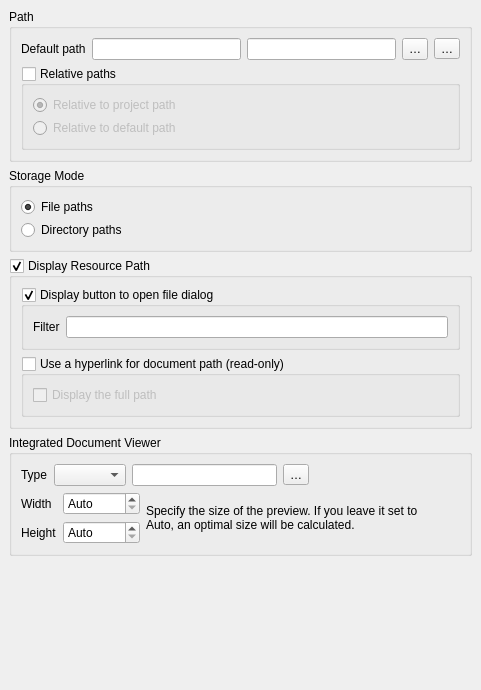
Before: the Qt Designer form src/ui/editorwidgets/qgsexternalresourceconfigdlg.ui in carsmie/QGIS, drawn with Qt 5.
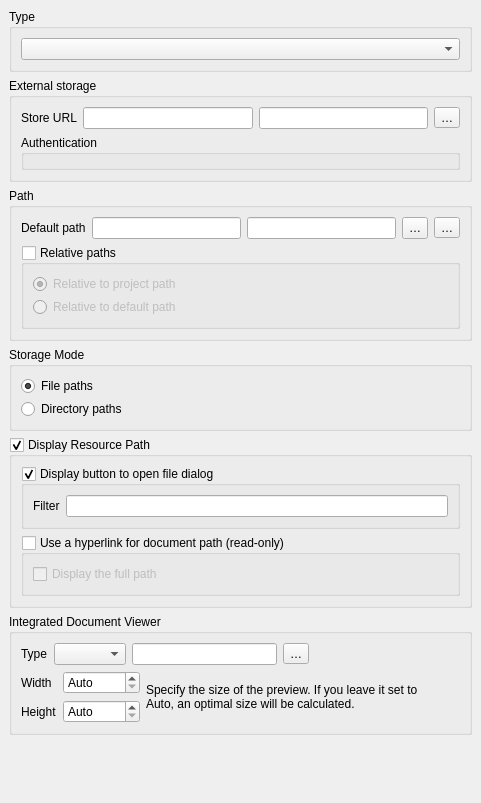
After: the same form once the commit is applied. Custom widgets are drawn as their Qt base class.

Commit message: [ExternalStorage] Add widget to configure/edit and visualize external storage

```diff
--- a/src/ui/editorwidgets/qgsexternalresourceconfigdlg.ui
+++ b/src/ui/editorwidgets/qgsexternalresourceconfigdlg.ui
@@ -8,7 +8,7 @@
     <x>0</x>
     <y>0</y>
     <width>481</width>
-    <height>690</height>
+    <height>803</height>
    </rect>
   </property>
   <property name="windowTitle">
@@ -46,11 +46,87 @@
        <rect>
         <x>0</x>
         <y>0</y>
-        <width>481</width>
-        <height>690</height>
+        <width>467</width>
+        <height>835</height>
        </rect>
       </property>
       <layout class="QVBoxLayout" name="verticalLayout_4">
+       <item>
+        <widget class="QGroupBox" name="groupBox_2">
+         <property name="title">
+          <string>Type</string>
+         </property>
+         <layout class="QVBoxLayout" name="verticalLayout_5">
+          <item>
+           <widget class="QComboBox" name="mStorageType"/>
+          </item>
+         </layout>
+        </widget>
+       </item>
+       <item>
+        <widget class="QGroupBox" name="mExternalStorageGroupBox">
+         <property name="title">
+          <string>External storage</string>
+         </property>
+         <layout class="QVBoxLayout" name="verticalLayout_7">
+          <item>
+           <layout class="QHBoxLayout" name="horizontalLayout_2">
+            <item>
+             <widget class="QLabel" name="label_5">
+              <property name="text">
+               <string>Store URL</string>
+              </property>
+             </widget>
+            </item>
+            <item>
+             <widget class="QLineEdit" name="mStorageUrl"/>
+            </item>
+            <item>
+             <widget class="QLineEdit" name="mStorageUrlExpression"/>
+            </item>
+            <item>
+             <widget class="QgsPropertyOverrideButton" name="mStorageUrlPropertyOverrideButton">
+              <property name="text">
+               <string>…</string>
+              </property>
+             </widget>
+            </item>
+           </layout>
+          </item>
+          <item>
+           <widget class="QGroupBox" name="mAuthGroupBox">
+            <property name="title">
+             <string>Authentication</string>
+            </property>
+            <layout class="QVBoxLayout" name="verticalLayout_6">
+             <property name="leftMargin">
+              <number>6</number>
+             </property>
+             <property name="topMargin">
+              <number>6</number>
+             </property>
+             <property name="rightMargin">
+              <number>6</number>
+             </property>
+             <property name="bottomMargin">
+              <number>6</number>
+             </property>
+             <item>
+              <widget class="QgsAuthSettingsWidget" name="mAuthSettingsProtocol" native="true">
+               <property name="sizePolicy">
+                <sizepolicy hsizetype="Preferred" vsizetype="Maximum">
+                 <horstretch>0</horstretch>
+                 <verstretch>0</verstretch>
+                </sizepolicy>
+               </property>
+              </widget>
+             </item>
+            </layout>
+           </widget>
+          </item>
+         </layout>
+        </widget>
+       </item>
        <item>
         <widget class="QGroupBox" name="groupBox">
          <property name="title">
@@ -478,6 +554,11 @@
   </layout>
  </widget>
  <customwidgets>
+  <customwidget>
+   <class>QgsPropertyOverrideButton</class>
+   <extends>QToolButton</extends>
+   <header>qgspropertyoverridebutton.h</header>
+  </customwidget>
   <customwidget>
    <class>QgsSpinBox</class>
    <extends>QSpinBox</extends>
@@ -490,9 +571,10 @@
    <container>1</container>
   </customwidget>
   <customwidget>
-   <class>QgsPropertyOverrideButton</class>
-   <extends>QToolButton</extends>
-   <header>qgspropertyoverridebutton.h</header>
+   <class>QgsAuthSettingsWidget</class>
+   <extends>QWidget</extends>
+   <header>auth/qgsauthsettingswidget.h</header>
+   <container>1</container>
   </customwidget>
  </customwidgets>
  <tabstops>
```
Left out of the diff: 4 changed lines with no effect on the pictures. The commit also changes 18 other files.
